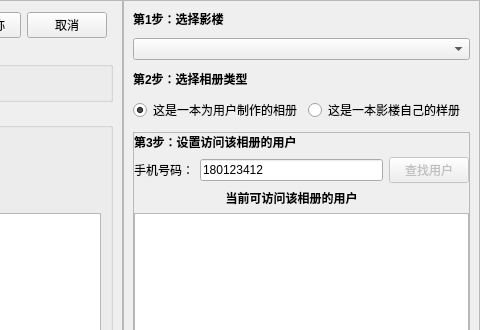
Old version of the form manage/AlbumInfoWidget.ui in the repository Onglu/AlbumTool; both pictures show x 333 to 813 and y 0 to 330 of the 813 by 560 pixel window.
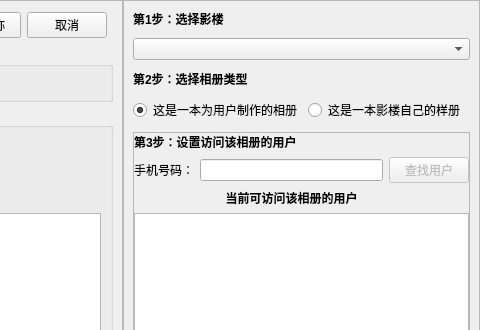
New version of the form.

```diff
--- a/manage/AlbumInfoWidget.ui
+++ b/manage/AlbumInfoWidget.ui
@@ -467,7 +467,7 @@
          <item row="1" column="1">
           <widget class="QLineEdit" name="telnoLineEdit">
            <property name="text">
-            <string>180123412</string>
+            <string/>
            </property>
           </widget>
          </item>
```
